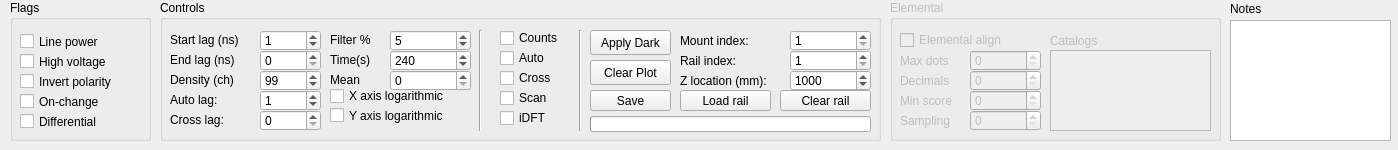
The window that line.ui (ahp-electronics/xc-gui) describes before a commit, drawn with Qt 5.
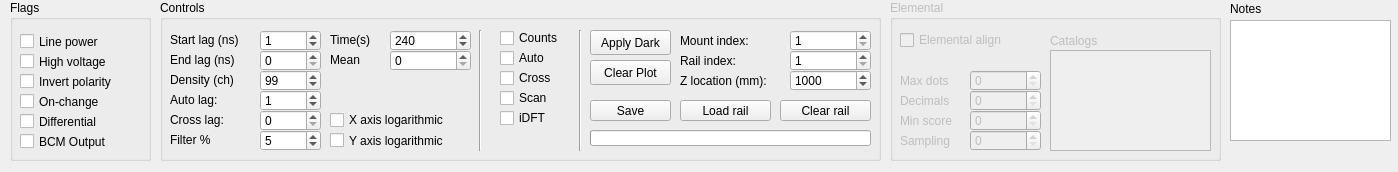
The same window after the commit.

The edit to the form file:
```diff
--- a/line.ui
+++ b/line.ui
@@ -7,7 +7,7 @@
     <x>0</x>
     <y>0</y>
     <width>1398</width>
-    <height>150</height>
+    <height>172</height>
    </rect>
   </property>
   <property name="windowTitle">
@@ -19,7 +19,7 @@
      <x>10</x>
      <y>0</y>
      <width>141</width>
-     <height>141</height>
+     <height>161</height>
     </rect>
    </property>
    <property name="title">
@@ -90,6 +90,19 @@
      <string>Differential</string>
     </property>
    </widget>
+   <widget class="QCheckBox" name="flag5">
+    <property name="geometry">
+     <rect>
+      <x>10</x>
+      <y>130</y>
+      <width>121</width>
+      <height>23</height>
+     </rect>
+    </property>
+    <property name="text">
+     <string>BCM Output</string>
+    </property>
+   </widget>
   </widget>
   <widget class="QPlainTextEdit" name="Notes">
    <property name="geometry">
@@ -123,7 +136,7 @@
      <x>890</x>
      <y>0</y>
      <width>331</width>
-     <height>141</height>
+     <height>161</height>
     </rect>
    </property>
    <property name="title">
@@ -136,7 +149,7 @@
     <property name="geometry">
      <rect>
       <x>80</x>
-      <y>110</y>
+      <y>130</y>
       <width>71</width>
       <height>21</height>
      </rect>
@@ -149,7 +162,7 @@
     <property name="geometry">
      <rect>
       <x>80</x>
-      <y>50</y>
+      <y>70</y>
       <width>71</width>
       <height>21</height>
      </rect>
@@ -162,7 +175,7 @@
     <property name="geometry">
      <rect>
       <x>10</x>
-      <y>50</y>
+      <y>70</y>
       <width>71</width>
       <height>21</height>
      </rect>
@@ -175,7 +188,7 @@
     <property name="geometry">
      <rect>
       <x>10</x>
-      <y>90</y>
+      <y>110</y>
       <width>71</width>
       <height>21</height>
      </rect>
@@ -191,7 +204,7 @@
     <property name="geometry">
      <rect>
       <x>80</x>
-      <y>70</y>
+      <y>90</y>
       <width>71</width>
       <height>21</height>
      </rect>
@@ -204,7 +217,7 @@
     <property name="geometry">
      <rect>
       <x>10</x>
-      <y>70</y>
+      <y>90</y>
       <width>71</width>
       <height>21</height>
      </rect>
@@ -220,7 +233,7 @@
     <property name="geometry">
      <rect>
       <x>80</x>
-      <y>90</y>
+      <y>110</y>
       <width>71</width>
       <height>21</height>
      </rect>
@@ -243,7 +256,7 @@
     <property name="geometry">
      <rect>
       <x>10</x>
-      <y>110</y>
+      <y>130</y>
       <width>71</width>
       <height>21</height>
      </rect>
@@ -258,7 +271,7 @@
       <x>160</x>
       <y>50</y>
       <width>161</width>
-      <height>81</height>
+      <height>101</height>
      </rect>
     </property>
     <property name="editTriggers">
@@ -300,7 +313,7 @@
      <x>160</x>
      <y>0</y>
      <width>721</width>
-     <height>141</height>
+     <height>161</height>
     </rect>
    </property>
    <property name="title">
@@ -438,7 +451,7 @@
       <x>310</x>
       <y>30</y>
       <width>21</width>
-      <height>101</height>
+      <height>121</height>
      </rect>
     </property>
     <property name="orientation">
@@ -529,7 +542,7 @@
       <x>410</x>
       <y>30</y>
       <width>21</width>
-      <height>101</height>
+      <height>121</height>
      </rect>
     </property>
     <property name="orientation">
@@ -566,7 +579,7 @@
     <property name="geometry">
      <rect>
       <x>430</x>
-      <y>116</y>
+      <y>130</y>
       <width>281</width>
       <height>16</height>
      </rect>
@@ -640,7 +653,7 @@
     <property name="geometry">
      <rect>
       <x>430</x>
-      <y>90</y>
+      <y>100</y>
       <width>81</width>
       <height>21</height>
      </rect>
@@ -652,9 +665,9 @@
    <widget class="QLabel" name="label_12">
     <property name="geometry">
      <rect>
-      <x>170</x>
-      <y>30</y>
-      <width>61</width>
+      <x>10</x>
+      <y>130</y>
+      <width>91</width>
       <height>20</height>
      </rect>
     </property>
@@ -665,9 +678,9 @@
    <widget class="QSpinBox" name="LoPass">
     <property name="geometry">
      <rect>
-      <x>230</x>
-      <y>30</y>
-      <width>81</width>
+      <x>100</x>
+      <y>130</y>
+      <width>61</width>
       <height>21</height>
      </rect>
     </property>
@@ -682,7 +695,7 @@
     <property name="geometry">
      <rect>
       <x>230</x>
-      <y>50</y>
+      <y>30</y>
       <width>81</width>
       <height>21</height>
      </rect>
@@ -704,7 +717,7 @@
     <property name="geometry">
      <rect>
       <x>170</x>
-      <y>50</y>
+      <y>30</y>
       <width>61</width>
       <height>20</height>
      </rect>
@@ -720,7 +733,7 @@
     <property name="geometry">
      <rect>
       <x>170</x>
-      <y>86</y>
+      <y>110</y>
       <width>141</width>
       <height>20</height>
      </rect>
@@ -736,7 +749,7 @@
     <property name="geometry">
      <rect>
       <x>170</x>
-      <y>105</y>
+      <y>130</y>
       <width>141</width>
       <height>21</height>
      </rect>
@@ -749,7 +762,7 @@
     <property name="geometry">
      <rect>
       <x>520</x>
-      <y>90</y>
+      <y>100</y>
       <width>91</width>
       <height>21</height>
      </rect>
@@ -794,7 +807,7 @@
     <property name="geometry">
      <rect>
       <x>620</x>
-      <y>90</y>
+      <y>100</y>
       <width>91</width>
       <height>21</height>
      </rect>
@@ -807,7 +820,7 @@
     <property name="geometry">
      <rect>
       <x>230</x>
-      <y>70</y>
+      <y>50</y>
       <width>81</width>
       <height>21</height>
      </rect>
@@ -829,7 +842,7 @@
     <property name="geometry">
      <rect>
       <x>170</x>
-      <y>70</y>
+      <y>50</y>
       <width>61</width>
       <height>20</height>
      </rect>
```
